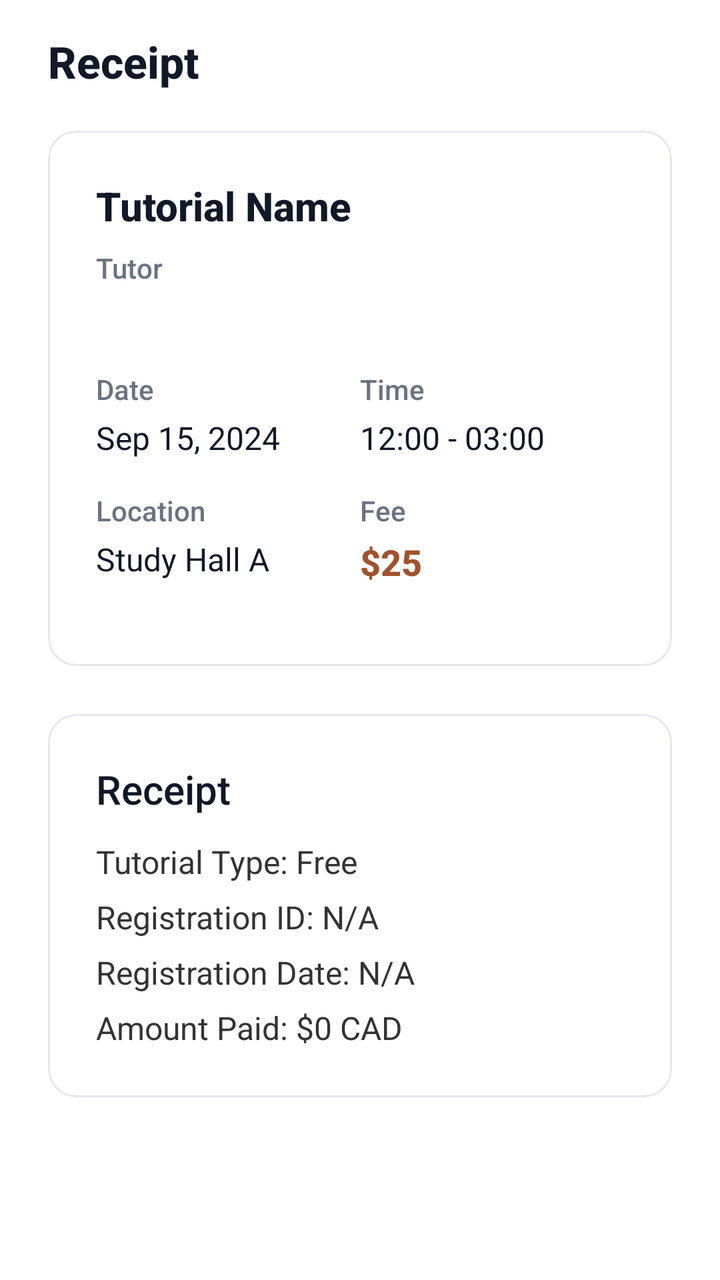
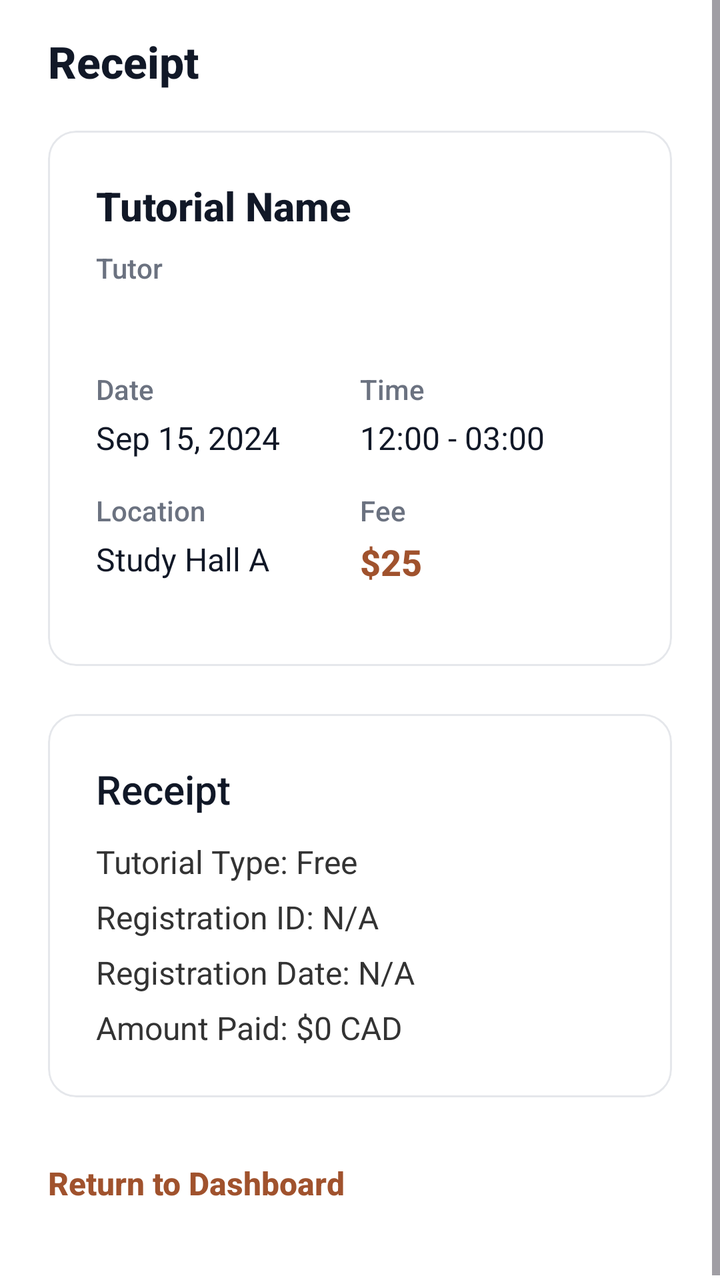

Two renders of the same Android screen: before a commit and after it. Below are the layout's source before the change and the commit's diff.
<!-- AndroidManifest.xml: application theme Theme.Csci3130Group1 -->
<!-- res/layout/activity_registration_confirmation.xml -->
<?xml version="1.0" encoding="utf-8"?>
<ScrollView xmlns:android="http://schemas.android.com/apk/res/android"
    xmlns:app="http://schemas.android.com/apk/res-auto"
    android:layout_width="match_parent"
    android:layout_height="match_parent"
    android:background="#FFFFFF"
    android:fillViewport="true">

    <LinearLayout
        android:layout_width="match_parent"
        android:layout_height="wrap_content"
        android:orientation="vertical"
        android:paddingHorizontal="24dp"
        android:paddingTop="16dp"
        android:paddingBottom="32dp"
        android:gravity="start">

        
        <TextView
            android:id="@+id/confirmation_text"
            android:layout_width="wrap_content"
            android:layout_height="wrap_content"
            android:text="Receipt"
            android:textSize="22sp"
            android:fontFamily="sans-serif-medium"
            android:textStyle="bold"
            android:textColor="#111827"
            android:layout_marginBottom="20dp" />

        
        <include layout="@layout/component_tutorial_details_card" />

        
        <com.google.android.material.card.MaterialCardView
            android:layout_width="match_parent"
            android:layout_height="wrap_content"
            android:layout_marginBottom="24dp"
            app:cardCornerRadius="14dp"
            app:cardElevation="0dp"
            app:cardBackgroundColor="#FFFFFF"
            app:strokeColor="#E5E7EB"
            app:strokeWidth="1dp">

            <LinearLayout
                android:layout_width="match_parent"
                android:layout_height="wrap_content"
                android:orientation="vertical"
                android:padding="24dp">

                <TextView
                    android:layout_width="match_parent"
                    android:layout_height="wrap_content"
                    android:text="Receipt"
                    android:textSize="20sp"
                    android:fontFamily="sans-serif-medium"
                    android:textColor="#111827"
                    android:layout_marginBottom="12dp" />

                <LinearLayout
                    android:layout_width="match_parent"
                    android:layout_height="wrap_content"
                    android:orientation="vertical">

                    <TextView
                        android:id="@+id/receiptType"
                        android:layout_width="match_parent"
                        android:layout_height="wrap_content"
                        android:text="Tutorial Type: Free"
                        android:textSize="16sp"
                        android:textColor="#333333"/>

                    <TextView
                        android:id="@+id/receiptId"
                        android:layout_width="match_parent"
                        android:layout_height="wrap_content"
                        android:text="Registration ID: N/A"
                        android:textSize="16sp"
                        android:textColor="#333333"
                        android:layout_marginTop="6dp"/>

                    <TextView
                        android:id="@+id/receiptDate"
                        android:layout_width="match_parent"
                        android:layout_height="wrap_content"
                        android:text="Registration Date: N/A"
                        android:textSize="16sp"
                        android:textColor="#333333"
                        android:layout_marginTop="6dp"/>

                    <TextView
                        android:id="@+id/receiptAmount"
                        android:layout_width="match_parent"
                        android:layout_height="wrap_content"
                        android:text="Amount Paid: $0 CAD"
                        android:textSize="16sp"
                        android:textColor="#333333"
                        android:layout_marginTop="6dp"/>
                </LinearLayout>
            </LinearLayout>
        </com.google.android.material.card.MaterialCardView>

        

    </LinearLayout>
</ScrollView>
<!-- res/layout/component_tutorial_details_card.xml (included above) -->
<?xml version="1.0" encoding="utf-8"?>
<com.google.android.material.card.MaterialCardView xmlns:android="http://schemas.android.com/apk/res/android"
    xmlns:app="http://schemas.android.com/apk/res-auto"
    android:layout_width="match_parent"
    android:layout_height="wrap_content"
    android:layout_marginBottom="24dp"
    app:cardCornerRadius="14dp"
    app:cardElevation="0dp"
    app:cardBackgroundColor="#FFFFFF"
    app:strokeColor="#E5E7EB"
    app:strokeWidth="1dp">

    <LinearLayout
        android:layout_width="match_parent"
        android:layout_height="wrap_content"
        android:orientation="vertical"
        android:padding="24dp">

        
        <TextView
            android:id="@+id/tutorialName"
            android:layout_width="match_parent"
            android:layout_height="wrap_content"
            android:text="Tutorial Name"
            android:textSize="20sp"
            android:textStyle="bold"
            android:textColor="#111827"
            android:fontFamily="sans-serif-medium"
            android:layout_marginBottom="8dp"/>

        
        <TextView
            android:id="@+id/tutorialSubject"
            android:layout_width="match_parent"
            android:layout_height="wrap_content"
            android:text="Subject"
            android:textSize="14sp"
            android:textColor="#6B7280"
            android:fontFamily="sans-serif-medium"
            android:layout_marginBottom="20dp"
            android:visibility="gone"/>

        
        <LinearLayout
            android:id="@+id/tutorRow"
            android:layout_width="match_parent"
            android:layout_height="wrap_content"
            android:orientation="vertical"
            android:layout_marginBottom="16dp"
            android:visibility="visible">

            <TextView
                android:layout_width="wrap_content"
                android:layout_height="wrap_content"
                android:text="Tutor"
                android:textSize="14sp"
                android:textColor="#6B7280"
                android:fontFamily="sans-serif-medium"/>

            <TextView
                android:id="@+id/tutorialTutorName"
                android:layout_width="wrap_content"
                android:layout_height="wrap_content"
                android:text=""
                android:textSize="16sp"
                android:textColor="#111827"
                android:fontFamily="sans-serif"
                android:layout_marginTop="4dp"/>
        </LinearLayout>

        
        <LinearLayout
            android:layout_width="match_parent"
            android:layout_height="wrap_content"
            android:orientation="vertical">

            
            <LinearLayout
                android:layout_width="match_parent"
                android:layout_height="wrap_content"
                android:orientation="horizontal"
                android:layout_marginBottom="16dp">

                <LinearLayout
                    android:layout_width="0dp"
                    android:layout_height="wrap_content"
                    android:layout_weight="1"
                    android:orientation="vertical">

                    <TextView
                        android:layout_width="wrap_content"
                        android:layout_height="wrap_content"
                        android:text="Date"
                        android:textSize="14sp"
                        android:textColor="#6B7280"
                        android:fontFamily="sans-serif-medium"/>

                    <TextView
                        android:id="@+id/tutorialDate"
                        android:layout_width="wrap_content"
                        android:layout_height="wrap_content"
                        android:text="Sep 15, 2024"
                        android:textSize="16sp"
                        android:textColor="#111827"
                        android:fontFamily="sans-serif"
                        android:layout_marginTop="4dp"/>
                </LinearLayout>

                <LinearLayout
                    android:layout_width="0dp"
                    android:layout_height="wrap_content"
                    android:layout_weight="1"
                    android:orientation="vertical">

                    <TextView
                        android:layout_width="wrap_content"
                        android:layout_height="wrap_content"
                        android:text="Time"
                        android:textSize="14sp"
                        android:textColor="#6B7280"
                        android:fontFamily="sans-serif-medium"/>

                    <TextView
                        android:id="@+id/tutorialTime"
                        android:layout_width="wrap_content"
                        android:layout_height="wrap_content"
                        android:text="12:00 - 03:00"
                        android:textSize="16sp"
                        android:textColor="#111827"
                        android:fontFamily="sans-serif"
                        android:layout_marginTop="4dp"/>
                </LinearLayout>
            </LinearLayout>

            
            <LinearLayout
                android:layout_width="match_parent"
                android:layout_height="wrap_content"
                android:orientation="horizontal"
                android:layout_marginBottom="16dp">

                <LinearLayout
                    android:layout_width="0dp"
                    android:layout_height="wrap_content"
                    android:layout_weight="1"
                    android:orientation="vertical">

                    <TextView
                        android:layout_width="wrap_content"
                        android:layout_height="wrap_content"
                        android:text="Location"
                        android:textSize="14sp"
                        android:textColor="#6B7280"
                        android:fontFamily="sans-serif-medium"/>

                    <TextView
                        android:id="@+id/tutorialLocation"
                        android:layout_width="wrap_content"
                        android:layout_height="wrap_content"
                        android:text="Study Hall A"
                        android:textSize="16sp"
                        android:textColor="#111827"
                        android:fontFamily="sans-serif"
                        android:layout_marginTop="4dp"/>
                </LinearLayout>

                <LinearLayout
                    android:layout_width="0dp"
                    android:layout_height="wrap_content"
                    android:layout_weight="1"
                    android:orientation="vertical">

                    <TextView
                        android:layout_width="wrap_content"
                        android:layout_height="wrap_content"
                        android:text="Fee"
                        android:textSize="14sp"
                        android:textColor="#6B7280"
                        android:fontFamily="sans-serif-medium"/>

                    <TextView
                        android:id="@+id/tutorialFee"
                        android:layout_width="wrap_content"
                        android:layout_height="wrap_content"
                        android:text="$25"
                        android:textSize="18sp"
                        android:textStyle="bold"
                        android:textColor="#A0522D"
                        android:fontFamily="sans-serif-medium"
                        android:layout_marginTop="4dp"/>
                </LinearLayout>
            </LinearLayout>

            
            <LinearLayout
                android:id="@+id/availabilityRow"
                android:layout_width="match_parent"
                android:layout_height="wrap_content"
                android:orientation="horizontal"
                android:layout_marginBottom="16dp"
                android:visibility="gone">

                <LinearLayout
                    android:layout_width="0dp"
                    android:layout_height="wrap_content"
                    android:layout_weight="1"
                    android:orientation="vertical">

                    <TextView
                        android:layout_width="wrap_content"
                        android:layout_height="wrap_content"
                        android:text="Capacity"
                        android:textSize="14sp"
                        android:textColor="#6B7280"
                        android:fontFamily="sans-serif-medium"/>

                    <TextView
                        android:id="@+id/tutorialCapacity"
                        android:layout_width="wrap_content"
                        android:layout_height="wrap_content"
                        android:text="—"
                        android:textSize="16sp"
                        android:textColor="#111827"
                        android:fontFamily="sans-serif"
                        android:layout_marginTop="4dp"/>
                </LinearLayout>

                <LinearLayout
                    android:layout_width="0dp"
                    android:layout_height="wrap_content"
                    android:layout_weight="1"
                    android:orientation="vertical">

                    <TextView
                        android:layout_width="wrap_content"
                        android:layout_height="wrap_content"
                        android:text="Spots left"
                        android:textSize="14sp"
                        android:textColor="#6B7280"
                        android:fontFamily="sans-serif-medium"/>

                    <TextView
                        android:id="@+id/tutorialSpotsLeft"
                        android:layout_width="wrap_content"
                        android:layout_height="wrap_content"
                        android:text="—"
                        android:textSize="16sp"
                        android:textColor="#111827"
                        android:fontFamily="sans-serif"
                        android:layout_marginTop="4dp"/>
                </LinearLayout>
            </LinearLayout>

            
            <LinearLayout
                android:id="@+id/descriptionSection"
                android:layout_width="match_parent"
                android:layout_height="wrap_content"
                android:orientation="vertical"
                android:visibility="gone">

                <TextView
                    android:layout_width="wrap_content"
                    android:layout_height="wrap_content"
                    android:text="Description"
                    android:textSize="14sp"
                    android:textColor="#6B7280"
                    android:fontFamily="sans-serif-medium"
                    android:layout_marginBottom="8dp"/>

                <TextView
                    android:id="@+id/tutorialDescription"
                    android:layout_width="match_parent"
                    android:layout_height="wrap_content"
                    android:text="Tutorial description goes here..."
                    android:textSize="16sp"
                    android:textColor="#111827"
                    android:fontFamily="sans-serif"
                    android:lineSpacingExtra="4dp"/>
            </LinearLayout>
        </LinearLayout>
    </LinearLayout>
</com.google.android.material.card.MaterialCardView>
<!-- resources referenced by this layout -->
<resources>
  <style name="Theme.Csci3130Group1" parent="Base.Theme.Csci3130Group1" />
  <style name="Base.Theme.Csci3130Group1" parent="Theme.Material3.DayNight.NoActionBar">
          
          <item name="colorPrimary">#111827</item>
          <item name="colorOnPrimary">#FFFFFF</item>
          <item name="colorSecondary">#6B7280</item>
          <item name="colorOnSecondary">#FFFFFF</item>
          
          <item name="colorPrimaryContainer">#F3F4F6</item>
          <item name="colorOnPrimaryContainer">#111827</item>
          <item name="colorSecondaryContainer">#F3F4F6</item>
          <item name="colorOnSecondaryContainer">#111827</item>
          <item name="colorTertiary">#9CA3AF</item>
          <item name="colorSurface">#FFFFFF</item>
          <item name="colorOnSurface">#111827</item>
          <item name="colorOutline">#E5E7EB</item>
          <item name="android:navigationBarColor">#FFFFFF</item>
          <item name="android:statusBarColor">#FFFFFF</item>
      </style>
</resources>

<!-- the commit's change to res/layout/activity_registration_confirmation.xml (unified diff, before → after) -->
@@ -100,6 +100,18 @@
         </com.google.android.material.card.MaterialCardView>
 
         
+        <TextView
+            android:id="@+id/linkReturnDashboard"
+            android:layout_width="wrap_content"
+            android:layout_height="wrap_content"
+            android:text="Return to Dashboard"
+            android:textSize="16sp"
+            android:textStyle="bold"
+            android:textColor="#A0522D"
+            android:fontFamily="sans-serif-medium"
+            android:paddingVertical="8dp"
+            android:clickable="true"
+            android:focusable="true"/>
 
     </LinearLayout>
 </ScrollView>
